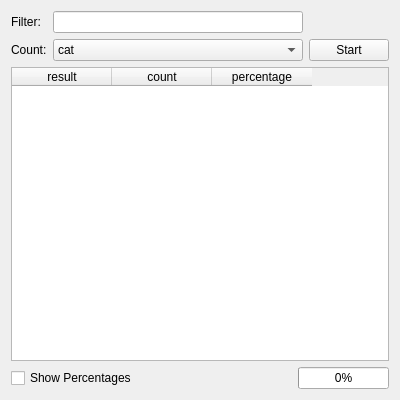
Qt form ui/StatisticsWindow.ui (rug-compling/dact) before a commit.
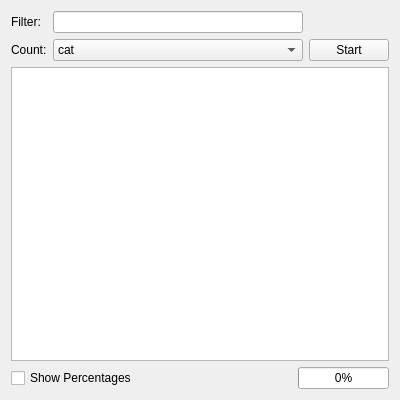
The same form after that commit.

Commit message:
Implemented model-based statistics window.
Some features are still disabled and the code needs a cleanup. But first I need to get sorting, selecting and the column headers working again.

```diff
--- a/ui/StatisticsWindow.ui
+++ b/ui/StatisticsWindow.ui
@@ -76,23 +76,7 @@
     </layout>
    </item>
    <item>
-    <widget class="QTableWidget" name="resultsTableWidget">
-     <column>
-      <property name="text">
-       <string>result</string>
-      </property>
-     </column>
-     <column>
-      <property name="text">
-       <string>count</string>
-      </property>
-     </column>
-     <column>
-      <property name="text">
-       <string>percentage</string>
-      </property>
-     </column>
-    </widget>
+    <widget class="QTableView" name="resultsTable"/>
    </item>
    <item>
     <layout class="QHBoxLayout" name="horizontalLayout">
```
Left out of the diff: 2 changed lines with no effect on the pictures. The commit also changes 5 other files.
